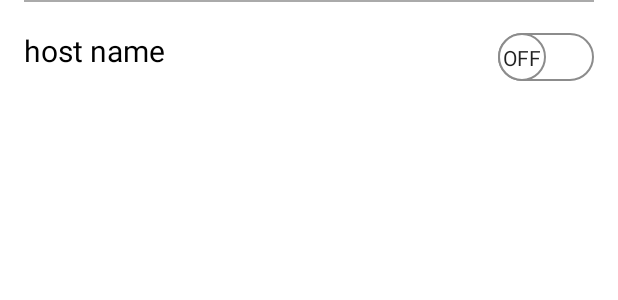
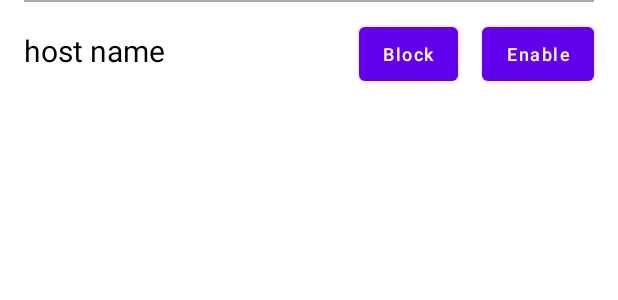
Before and after one commit to mctzhang3/SocketConnection, an Android app: the layout host_list_item.xml on its own in the app's theme, with its tools: preview values and no code run, on a phone screen of 412 x 824 dp. Shown: the top 300 px of the screen. Run offline under Robolectric (Android 15) with nearby library versions, the phone set to English and light mode, and no system bars.

Commit message:
fixed crash

```diff
--- a/app/src/main/java/com/mzhang/connectserverviasocket/HostNameStatus.kt
+++ b/app/src/main/java/com/mzhang/connectserverviasocket/HostNameStatus.kt
@@ -2,5 +2,5 @@ package com.mzhang.connectserverviasocket
 
 data class HostNameStatus(
     val hostName: String = "",
-    var status: String = ""
+    var action: String = ""
 )
--- a/app/src/main/res/layout/host_list_item.xml
+++ b/app/src/main/res/layout/host_list_item.xml
@@ -17,26 +17,58 @@
         android:id="@+id/textViewHostName"
         android:layout_width="0dp"
         android:layout_height="wrap_content"
-        android:layout_marginHorizontal="@dimen/activity_horizontal_margin"
+        android:layout_marginStart="@dimen/activity_horizontal_margin"
+        android:layout_marginEnd="4dp"
         android:layout_marginVertical="20dp"
         android:layout_weight="1"
         android:textColor="@color/black"
         android:textSize="@dimen/_20ssp"
         app:layout_constraintStart_toStartOf="parent"
+        app:layout_constraintEnd_toStartOf="@id/buttonBlock"
         app:layout_constraintTop_toTopOf="parent"
         tools:text="host name" />
 
-    <androidx.appcompat.widget.SwitchCompat
-        android:id="@+id/status"
-        android:layout_width="@dimen/_66sdp"
-        android:layout_height="@dimen/_36sdp"
-        android:layout_marginVertical="20dp"
+    <com.google.android.material.button.MaterialButton
+        android:id="@+id/buttonBlock"
+        android:layout_width="wrap_content"
+        android:layout_height="wrap_content"
+        android:minWidth="0dp"
+        android:insetLeft="0dp"
+        android:insetRight="0dp"
         android:layout_marginEnd="@dimen/activity_horizontal_margin"
-        android:textSize="@dimen/_20ssp"
-        android:thumb="@drawable/custom_thumb"
+        android:layout_marginTop="12dp"
+        android:text="Block"
+        android:textSize="12sp"
+        android:textAllCaps="false"
+        app:layout_constraintEnd_toStartOf="@id/buttonEnable"
+        app:layout_constraintTop_toTopOf="parent" />
+
+    <Button
+        android:id="@+id/buttonEnable"
+        android:layout_width="wrap_content"
+        android:layout_height="wrap_content"
+        android:minWidth="0dp"
+        android:insetLeft="0dp"
+        android:insetRight="0dp"
+        android:layout_marginEnd="@dimen/activity_horizontal_margin"
+        android:layout_marginTop="12dp"
+        android:text="Enable"
+        android:textSize="12sp"
+        android:textAllCaps="false"
         app:layout_constraintEnd_toEndOf="parent"
-        app:layout_constraintTop_toTopOf="parent"
-        app:showText="true"
-        app:track="@drawable/custom_track" />
+        app:layout_constraintTop_toTopOf="parent" />
+
+    <!--    <androidx.appcompat.widget.SwitchCompat-->
+<!--        android:id="@+id/status"-->
+<!--        android:layout_width="@dimen/_66sdp"-->
+<!--        android:layout_height="@dimen/_36sdp"-->
+<!--        android:layout_marginVertical="20dp"-->
+<!--        android:layout_marginEnd="@dimen/activity_horizontal_margin"-->
+<!--        android:textSize="@dimen/_20ssp"-->
+<!--        android:thumb="@drawable/custom_thumb"-->
+<!--        app:layout_constraintEnd_toEndOf="parent"-->
+<!--        app:layout_constraintTop_toTopOf="parent"-->
+<!--        app:showText="true"-->
+<!--        app:track="@drawable/custom_track" />-->
 
 </androidx.constraintlayout.widget.ConstraintLayout>
--- a/app/src/main/res/values/strings.xml
+++ b/app/src/main/res/values/strings.xml
@@ -1,7 +1,7 @@
 <resources>
     <string name="app_name">Connect Server via Socket</string>
     <string name="device_list">Device Name</string>
-    <string name="device_status">status</string>
+    <string name="device_status">Action</string>
     <string name="get_device_list">Query</string>
     <string name="update_device_list">Update</string>
     <string name="query_string">Query String:</string>
```
Also changed, not shown: app/src/main/java/com/mzhang/connectserverviasocket/HostRecyclerViewAdapter.kt (+17 -14 lines), app/src/main/java/com/mzhang/connectserverviasocket/MainActivity.kt (+13 -2 lines), app/src/main/java/com/mzhang/connectserverviasocket/SocketConnection.kt (+23 -0 lines), app/src/main/res/layout/activity_main.xml (+10 -10 lines).
